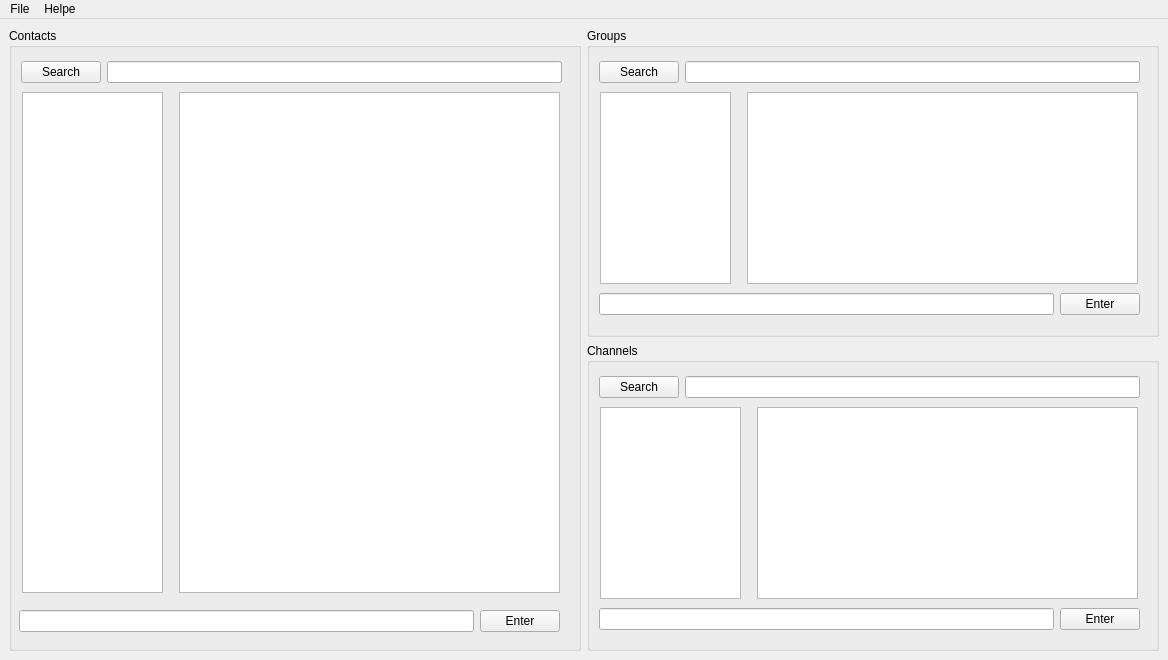
Above: FinalProject_Messenger/startwindow.ui from Behdad-AVI-203/Messenger_CodeX_11 before the change. Below: the same form after it.
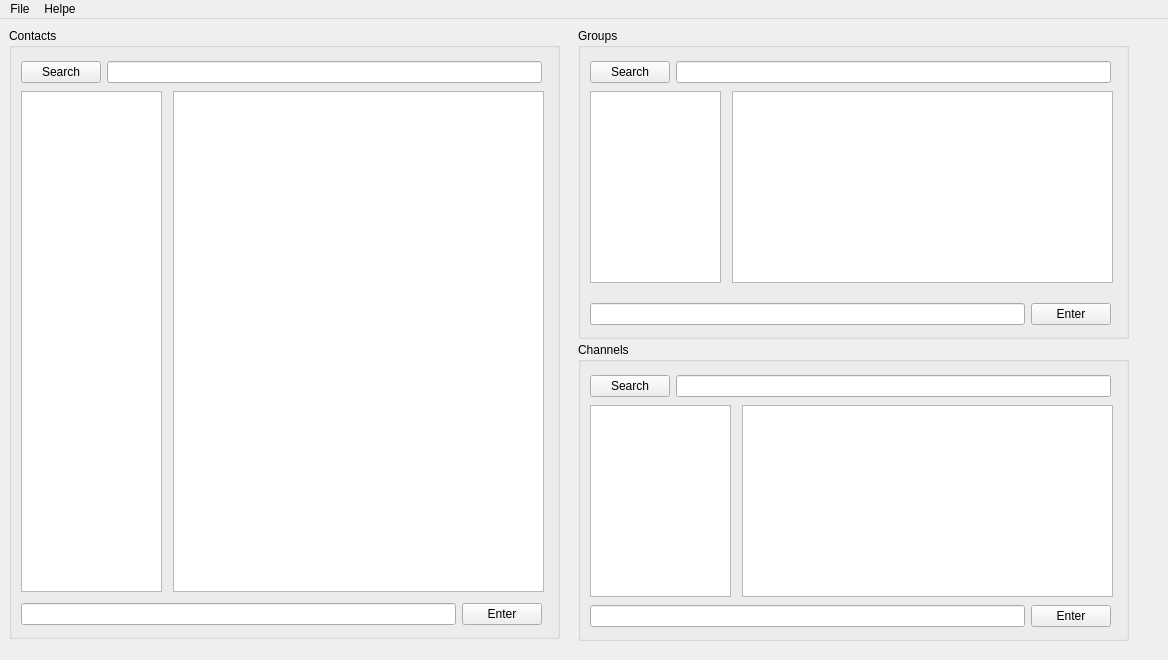
That is the form after the change.

Commit message: I updated the design part of the list of contacts, groups and channels

```diff
--- a/FinalProject_Messenger/startwindow.ui
+++ b/FinalProject_Messenger/startwindow.ui
@@ -50,18 +50,24 @@
    <bool>true</bool>
   </property>
   <widget class="QWidget" name="centralwidget">
-   <layout class="QGridLayout" name="gridLayout">
-    <item row="0" column="0" rowspan="2">
      <widget class="QGroupBox" name="groupBox_contact">
+    <property name="geometry">
+     <rect>
+      <x>9</x>
+      <y>9</y>
+      <width>551</width>
+      <height>611</height>
+     </rect>
+    </property>
       <property name="title">
        <string>Contacts</string>
       </property>
-      <widget class="QWidget" name="">
+    <widget class="QWidget" name="layoutWidget">
        <property name="geometry">
         <rect>
          <x>12</x>
          <y>31</y>
-         <width>541</width>
+       <width>521</width>
          <height>26</height>
         </rect>
        </property>
@@ -78,12 +84,12 @@
         </item>
        </layout>
       </widget>
-      <widget class="QWidget" name="">
+    <widget class="QWidget" name="layoutWidget">
        <property name="geometry">
         <rect>
-         <x>10</x>
-         <y>580</y>
-         <width>541</width>
+       <x>12</x>
+       <y>573</y>
+       <width>521</width>
          <height>26</height>
         </rect>
        </property>
@@ -100,48 +106,45 @@
         </item>
        </layout>
       </widget>
-      <widget class="QTextEdit" name="textEdit_contacts">
+    <widget class="QListView" name="listView_contacts">
        <property name="geometry">
         <rect>
-         <x>13</x>
-         <y>64</y>
+       <x>12</x>
+       <y>63</y>
          <width>141</width>
          <height>501</height>
         </rect>
        </property>
-       <property name="sizeIncrement">
-        <size>
-         <width>2</width>
-         <height>0</height>
-        </size>
-       </property>
-       <property name="styleSheet">
-        <string notr="true"/>
-       </property>
       </widget>
       <widget class="QTextEdit" name="textEdit_conversation">
        <property name="geometry">
         <rect>
-         <x>170</x>
-         <y>64</y>
-         <width>381</width>
+       <x>164</x>
+       <y>63</y>
+       <width>371</width>
          <height>501</height>
         </rect>
        </property>
       </widget>
      </widget>
-    </item>
-    <item row="0" column="1">
      <widget class="QGroupBox" name="groupBox_group">
+    <property name="geometry">
+     <rect>
+      <x>578</x>
+      <y>9</y>
+      <width>551</width>
+      <height>311</height>
+     </rect>
+    </property>
       <property name="title">
        <string>Groups</string>
       </property>
-      <widget class="QWidget" name="">
+    <widget class="QWidget" name="layoutWidget">
        <property name="geometry">
         <rect>
          <x>12</x>
          <y>31</y>
-         <width>541</width>
+       <width>521</width>
          <height>26</height>
         </rect>
        </property>
@@ -158,12 +161,12 @@
         </item>
        </layout>
       </widget>
-      <widget class="QWidget" name="">
+    <widget class="QWidget" name="layoutWidget">
        <property name="geometry">
         <rect>
          <x>12</x>
-         <y>263</y>
-         <width>541</width>
+       <y>273</y>
+       <width>521</width>
          <height>26</height>
         </rect>
        </property>
@@ -180,11 +183,11 @@
         </item>
        </layout>
       </widget>
-      <widget class="QTextEdit" name="textEdit_groups">
+    <widget class="QListView" name="listView_groups">
        <property name="geometry">
         <rect>
-         <x>13</x>
-         <y>64</y>
+       <x>12</x>
+       <y>63</y>
          <width>131</width>
          <height>192</height>
         </rect>
@@ -193,26 +196,32 @@
       <widget class="QTextEdit" name="textEdit_groupmessages">
        <property name="geometry">
         <rect>
-         <x>160</x>
-         <y>64</y>
-         <width>391</width>
+       <x>154</x>
+       <y>63</y>
+       <width>381</width>
          <height>192</height>
         </rect>
        </property>
       </widget>
      </widget>
-    </item>
-    <item row="1" column="1">
      <widget class="QGroupBox" name="groupBox_channel">
+    <property name="geometry">
+     <rect>
+      <x>578</x>
+      <y>323</y>
+      <width>551</width>
+      <height>299</height>
+     </rect>
+    </property>
       <property name="title">
        <string>Channels</string>
       </property>
-      <widget class="QWidget" name="">
+    <widget class="QWidget" name="layoutWidget">
        <property name="geometry">
         <rect>
          <x>12</x>
          <y>31</y>
-         <width>541</width>
+       <width>521</width>
          <height>26</height>
         </rect>
        </property>
@@ -229,12 +238,12 @@
         </item>
        </layout>
       </widget>
-      <widget class="QWidget" name="">
+    <widget class="QWidget" name="layoutWidget">
        <property name="geometry">
         <rect>
          <x>12</x>
-         <y>263</y>
-         <width>541</width>
+       <y>261</y>
+       <width>521</width>
          <height>26</height>
         </rect>
        </property>
@@ -251,11 +260,11 @@
         </item>
        </layout>
       </widget>
-      <widget class="QTextEdit" name="textEdit_channels">
+    <widget class="QListView" name="listView_channels">
        <property name="geometry">
         <rect>
-         <x>13</x>
-         <y>64</y>
+       <x>12</x>
+       <y>63</y>
          <width>141</width>
          <height>192</height>
         </rect>
@@ -264,16 +273,14 @@
       <widget class="QTextEdit" name="textEdit_channelmessages">
        <property name="geometry">
         <rect>
-         <x>170</x>
-         <y>64</y>
-         <width>381</width>
+       <x>164</x>
+       <y>63</y>
+       <width>371</width>
          <height>192</height>
         </rect>
        </property>
       </widget>
      </widget>
-    </item>
-   </layout>
   </widget>
   <widget class="QMenuBar" name="menubar">
    <property name="geometry">
```
Lines whose indentation alone changed are shown as unchanged. The commit also changes 2 other files.
